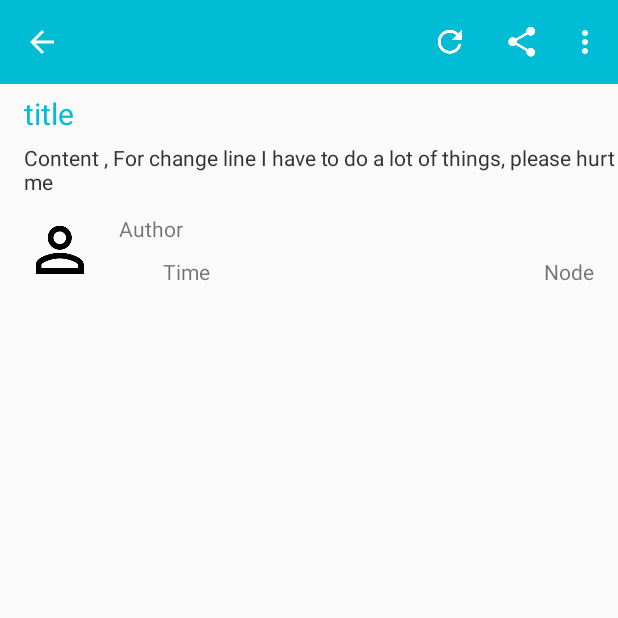
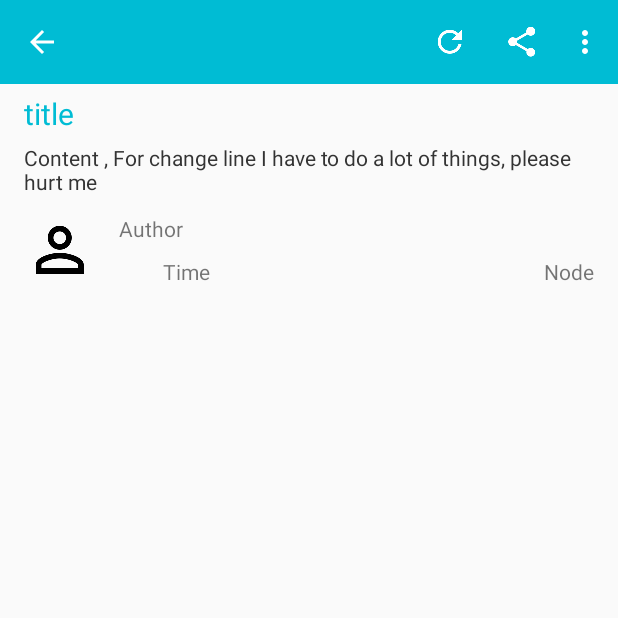
Before and after one commit to fan123199/v2ex-simple, an Android app: the DetailsActivity screen opened directly, with no data from a screen before it, on a phone screen of 412 x 824 dp, the top half of it. Run offline under Robolectric (Android 15) with nearby library versions, the phone set to English and light mode, and no system bars; our stand-ins replace CircleImageView, Volley; network calls fail; pictures from the network do not load; 14 statements that could not run were skipped.

Commit message:
xml change, not infect function

```diff
--- a/app/src/main/res/layout/item_topic_view.xml
+++ b/app/src/main/res/layout/item_topic_view.xml
@@ -1,6 +1,5 @@
 <?xml version="1.0" encoding="utf-8"?>
 <RelativeLayout xmlns:android="http://schemas.android.com/apk/res/android"
-                android:orientation="vertical"
                 android:layout_width="match_parent"
                 android:layout_height="wrap_content"
                 android:id="@+id/main_text_view"
@@ -17,6 +16,7 @@
         android:text="@string/title"
         android:id="@+id/tvTitle"
         android:textColor="@color/title_color"
+        android:layout_alignParentTop="true"
         android:layout_marginStart="@dimen/md_left_margin"
         android:layout_marginLeft="@dimen/md_left_margin"
         android:layout_marginEnd="@dimen/md_left_margin"
@@ -35,7 +35,9 @@
         android:layout_below="@+id/tvTitle"
         android:layout_alignStart="@+id/tvTitle"
         android:layout_alignLeft="@+id/tvTitle"
-        android:layout_marginTop="6dp"/>
+        android:layout_marginTop="6dp"
+        android:layout_alignRight="@+id/tvTitle"
+        android:layout_alignEnd="@+id/tvTitle"/>
 
     <TextView
         android:layout_width="wrap_content"
@@ -85,15 +87,6 @@
         android:layout_marginLeft="15dp"
         android:layout_alignTop="@+id/ivAvatar" />
 
-    <!--<com.android.volley.toolbox.NetworkImageView-->
-        <!--android:layout_width="@dimen/md_avatar"-->
-        <!--android:layout_height="@dimen/md_avatar"-->
-        <!--android:layout_marginTop="4dp"-->
-        <!--android:id="@+id/ivAvatar"-->
-        <!--android:layout_below="@+id/tvContent"-->
-        <!--android:layout_alignStart="@+id/tvTitle"-->
-        <!--android:contentDescription="@string/it_is_avatar" />-->
-
     <im.fdx.v2ex.utils.MyNetworkCircleImageView
         xmlns:app="http://schemas.android.com/apk/res-auto"
         android:layout_width="@dimen/md_avatar_size"
--- a/app/src/main/res/values/strings.xml
+++ b/app/src/main/res/values/strings.xml
@@ -89,6 +89,6 @@
     <string name="email">Email</string>
     <string name="tanks">tanks</string>
 
-    "<string name="show_tanks">♥ %d</string>
+    "<string name="show_thanks">♥ %d</string>
 
 </resources>
```
Also changed, not shown: app/src/main/res/layout/item_reply_view.xml (+39 -39 lines), 1 other file.
